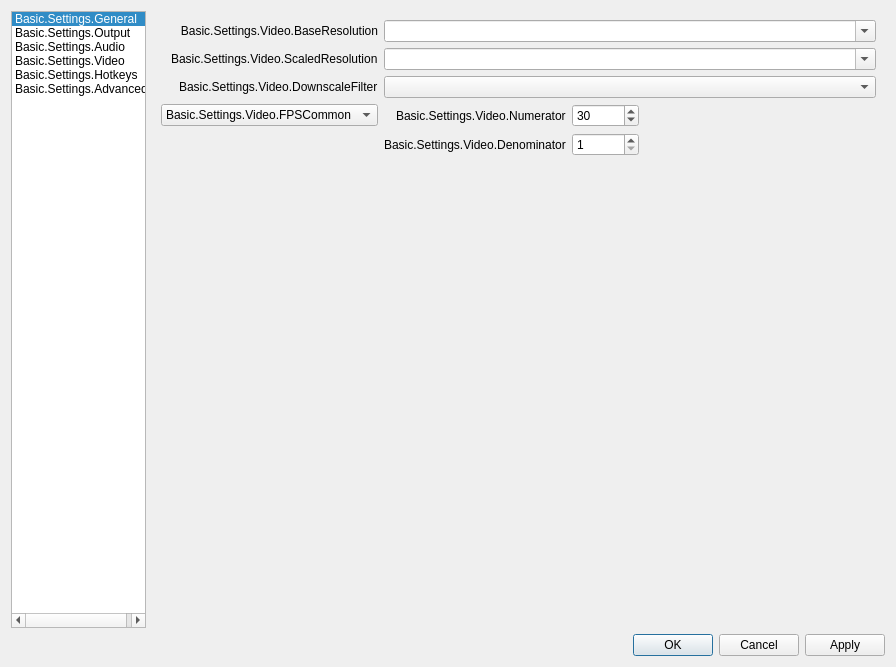
Above: obs/forms/OBSBasicSettings.ui from alesaccoia/chew-broadcaster before the change. Below: the same form after it.
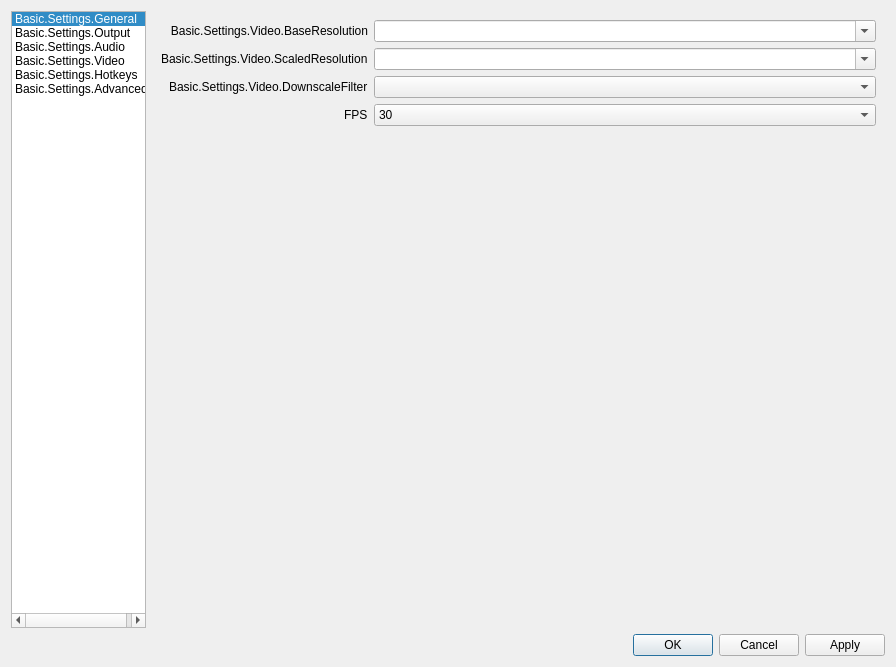
That is the form after the change. The open tabs and pages were chosen to show the change. Icons and pictures are not drawn.

```diff
--- a/obs/forms/OBSBasicSettings.ui
+++ b/obs/forms/OBSBasicSettings.ui
@@ -2591,56 +2591,16 @@
           </widget>
          </item>
          <item row="3" column="0">
-          <widget class="QComboBox" name="fpsType">
-           <property name="sizePolicy">
-            <sizepolicy hsizetype="Expanding" vsizetype="Fixed">
-             <horstretch>0</horstretch>
-             <verstretch>0</verstretch>
-            </sizepolicy>
-           </property>
-           <property name="currentText">
-            <string>Basic.Settings.Video.FPSCommon</string>
-           </property>
-           <property name="sizeAdjustPolicy">
-            <enum>QComboBox::AdjustToContents</enum>
-           </property>
-           <item>
+          <widget class="QLabel" name="label_10">
             <property name="text">
-             <string>Basic.Settings.Video.FPSCommon</string>
-            </property>
-           </item>
-           <item>
-            <property name="text">
-             <string>Basic.Settings.Video.FPSInteger</string>
-            </property>
-           </item>
-           <item>
-            <property name="text">
-             <string>Basic.Settings.Video.FPSFraction</string>
-            </property>
-           </item>
+            <string>FPS</string>
+           </property>
+           <property name="buddy">
+            <cstring>fps</cstring>
+           </property>
           </widget>
          </item>
          <item row="3" column="1">
-          <widget class="QStackedWidget" name="fpsTypes">
-           <property name="currentIndex">
-            <number>0</number>
-           </property>
-           <widget class="QWidget" name="page">
-            <layout class="QHBoxLayout" name="horizontalLayout_2">
-             <property name="leftMargin">
-              <number>0</number>
-             </property>
-             <property name="topMargin">
-              <number>0</number>
-             </property>
-             <property name="rightMargin">
-              <number>0</number>
-             </property>
-             <property name="bottomMargin">
-              <number>0</number>
-             </property>
-             <item alignment="Qt::AlignTop">
               <widget class="QComboBox" name="fpsCommon">
                <property name="currentText">
                 <string notr="true">30</string>
@@ -2683,98 +2643,6 @@
                  <string notr="true">60</string>
                 </property>
                </item>
-              </widget>
-             </item>
-            </layout>
-           </widget>
-           <widget class="QWidget" name="page_3">
-            <layout class="QHBoxLayout" name="horizontalLayout_3">
-             <property name="leftMargin">
-              <number>0</number>
-             </property>
-             <property name="topMargin">
-              <number>0</number>
-             </property>
-             <property name="rightMargin">
-              <number>0</number>
-             </property>
-             <property name="bottomMargin">
-              <number>0</number>
-             </property>
-             <item alignment="Qt::AlignTop">
-              <widget class="QSpinBox" name="fpsInteger">
-               <property name="minimum">
-                <number>1</number>
-               </property>
-               <property name="maximum">
-                <number>120</number>
-               </property>
-               <property name="value">
-                <number>30</number>
-               </property>
-              </widget>
-             </item>
-            </layout>
-           </widget>
-           <widget class="QWidget" name="page_2">
-            <layout class="QFormLayout" name="formLayout_4">
-             <property name="fieldGrowthPolicy">
-              <enum>QFormLayout::ExpandingFieldsGrow</enum>
-             </property>
-             <property name="labelAlignment">
-              <set>Qt::AlignRight|Qt::AlignTrailing|Qt::AlignVCenter</set>
-             </property>
-             <property name="leftMargin">
-              <number>0</number>
-             </property>
-             <property name="topMargin">
-              <number>0</number>
-             </property>
-             <property name="rightMargin">
-              <number>0</number>
-             </property>
-             <property name="bottomMargin">
-              <number>0</number>
-             </property>
-             <item row="0" column="1">
-              <widget class="QSpinBox" name="fpsNumerator">
-               <property name="minimum">
-                <number>1</number>
-               </property>
-               <property name="maximum">
-                <number>1000000</number>
-               </property>
-               <property name="value">
-                <number>30</number>
-               </property>
-              </widget>
-             </item>
-             <item row="1" column="1">
-              <widget class="QSpinBox" name="fpsDenominator">
-               <property name="minimum">
-                <number>1</number>
-               </property>
-               <property name="maximum">
-                <number>1000000</number>
-               </property>
-              </widget>
-             </item>
-             <item row="0" column="0">
-              <widget class="QLabel" name="label_12">
-               <property name="text">
-                <string>Basic.Settings.Video.Numerator</string>
-               </property>
-              </widget>
-             </item>
-             <item row="1" column="0">
-              <widget class="QLabel" name="label_13">
-               <property name="text">
-                <string>Basic.Settings.Video.Denominator</string>
-               </property>
-              </widget>
-             </item>
-            </layout>
-           </widget>
           </widget>
          </item>
          <item row="4" column="1">
```
Lines whose indentation alone changed are shown as unchanged.
